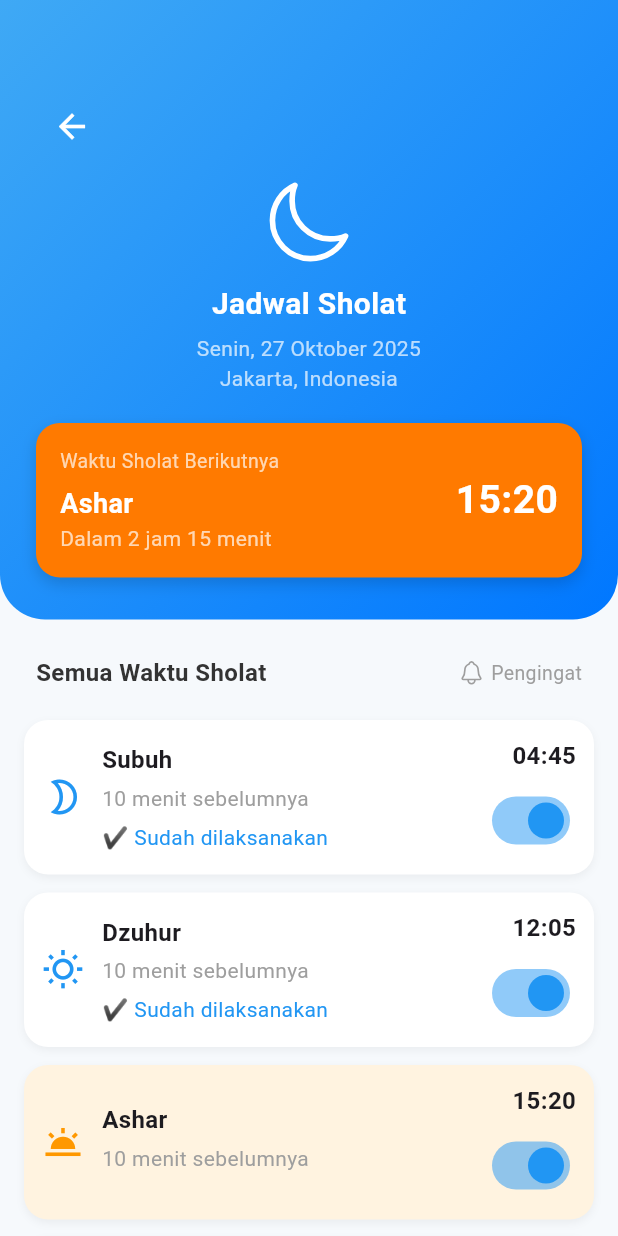
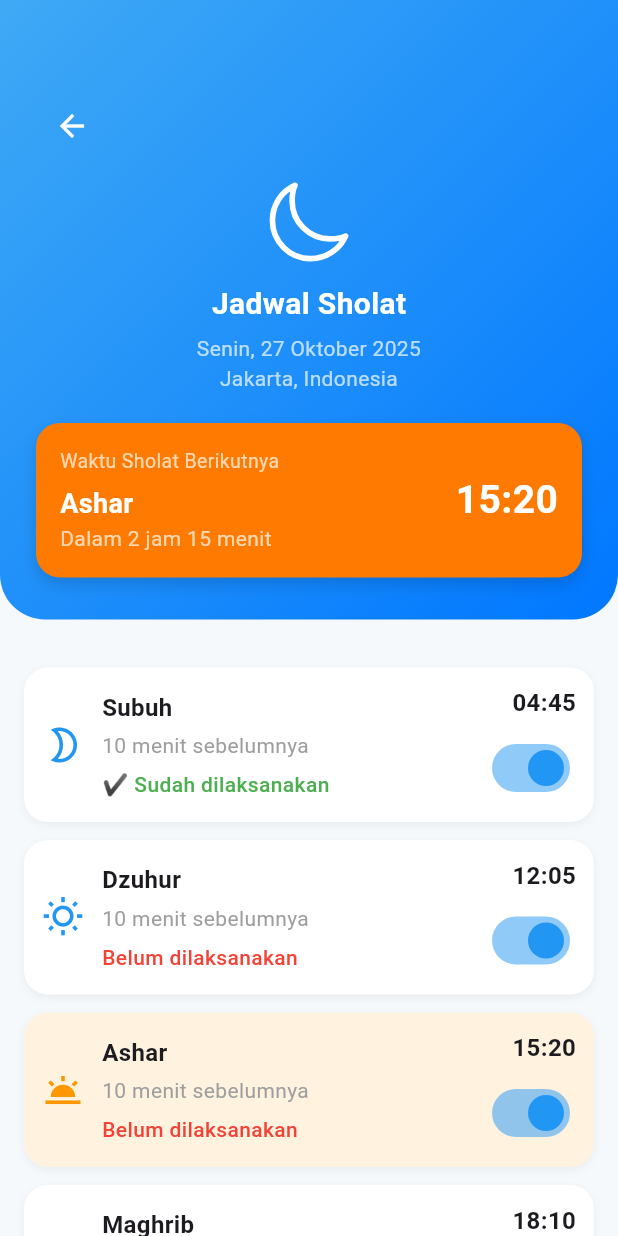
Before and after one commit to HaidarAliFakhri/Hai_Time_APP, a Flutter app: the JadwalPage screen opened directly, on a phone screen of 412 x 824 dp. Run offline on Flutter 3.47's test engine with Material 3 defaults, Android fonts, the phone set to English and light mode, and no system bars; our stand-ins replace geocoding, geolocator, image_picker, ionicons, shared_preferences, sqflite; accounts and stored records are empty.

Commit message:
update jadwal sholat page

```diff
--- a/lib/view/jadwal_page.dart
+++ b/lib/view/jadwal_page.dart
@@ -1,8 +1,100 @@
+import 'dart:async';
+
 import 'package:flutter/material.dart';
+import 'package:intl/intl.dart';
 import 'package:ionicons/ionicons.dart';
 
-class JadwalPage extends StatelessWidget {
+class JadwalPage extends StatefulWidget {
   const JadwalPage({super.key});
+
+  @override
+  State<JadwalPage> createState() => _JadwalPageState();
+}
+
+class _JadwalPageState extends State<JadwalPage> {
+  late Timer _timer;
+
+  // 🔹 Data jadwal sholat manual
+  final List<Map<String, dynamic>> jadwalSholat = [
+    {
+      "nama": "Subuh",
+      "waktu": "04:45",
+      "pengingat": "10 menit sebelumnya",
+      "ikon": Icons.brightness_2_outlined,
+      "aktif": true,
+      "selesai": false,
+    },
+    {
+      "nama": "Dzuhur",
+      "waktu": "12:05",
+      "pengingat": "10 menit sebelumnya",
+      "ikon": Icons.wb_sunny_outlined,
+      "aktif": true,
+      "selesai": false,
+    },
+    {
+      "nama": "Ashar",
+      "waktu": "15:20",
+      "pengingat": "10 menit sebelumnya",
+      "ikon": Icons.wb_twilight,
+      "aktif": true,
+      "selesai": false,
+    },
+    {
+      "nama": "Maghrib",
+      "waktu": "18:10",
+      "pengingat": "10 menit sebelumnya",
+      "ikon": Icons.nightlight_round_outlined,
+      "aktif": true,
+      "selesai": false,
+    },
+    {
+      "nama": "Isya",
+      "waktu": "19:25",
+      "pengingat": "10 menit sebelumnya",
+      "ikon": Icons.nightlight_round,
+      "aktif": true,
+      "selesai": false,
+    },
+  ];
+
+  @override
+  void initState() {
+    super.initState();
+    _updateStatusSholat(); // Jalankan sekali saat awal
+    // 🔁 Update otomatis tiap 1 menit
+    _timer = Timer.periodic(const Duration(minutes: 1), (timer) {
+      _updateStatusSholat();
+    });
+  }
+
+  @override
+  void dispose() {
+    _timer.cancel();
+    super.dispose();
+  }
+
+  // 🔹 Fungsi: Update status otomatis berdasarkan waktu
+  void _updateStatusSholat() {
+    final now = DateTime.now();
+    final format = DateFormat("HH:mm");
+
+    setState(() {
+      for (var data in jadwalSholat) {
+        final DateTime waktuSholat = format.parse(data["waktu"]);
+        final DateTime waktuHariIni = DateTime(
+          now.year,
+          now.month,
+          now.day,
+          waktuSholat.hour,
+          waktuSholat.minute,
+        );
+
+        // Jika waktu sekarang sudah melewati waktu sholat
+        data["selesai"] = now.isAfter(waktuHariIni);
+      }
+    });
+  }
 
   @override
   Widget build(BuildContext context) {
@@ -14,15 +106,10 @@ class JadwalPage extends StatelessWidget {
         child: Column(
           crossAxisAlignment: CrossAxisAlignment.start,
           children: [
-            // HEADER GRADIENT
+            // 🔹 HEADER
             Container(
               width: double.infinity,
-              padding: const EdgeInsets.fromLTRB(
-                24,
-                60,
-                24,
-                28,
-              ), // ✅ beri jarak manual di atas
+              padding: const EdgeInsets.fromLTRB(24, 60, 24, 28),
               decoration: const BoxDecoration(
                 gradient: LinearGradient(
                   colors: [Color(0xFF3FA9F5), Color(0xFF0077FF)],
@@ -36,18 +123,11 @@ class JadwalPage extends StatelessWidget {
               child: Column(
                 crossAxisAlignment: CrossAxisAlignment.center,
                 children: [
-                  // 🔸 Tombol Back (hapus kalau mau tanpa tombol back)
                   Align(
                     alignment: Alignment.topLeft,
                     child: IconButton(
                       icon: const Icon(Icons.arrow_back, color: Colors.white),
                       onPressed: () => Navigator.pop(context),
-                      tooltip: 'Kembali',
-                      iconSize: 26,
-                      splashColor:
-                          Colors.transparent, // 🔹 Hilangkan efek percikan
-                      highlightColor:
-                          Colors.transparent, // 🔹 Hilangkan efek tekanan
                     ),
                   ),
                   const SizedBox(height: 10),
@@ -72,7 +152,6 @@ class JadwalPage extends StatelessWidget {
                     style: TextStyle(color: Colors.white70),
                   ),
                   const SizedBox(height: 20),
-
                   // 🔸 KARTU SHOLAT BERIKUTNYA
                   Container(
                     width: double.infinity,
@@ -130,161 +209,43 @@ class JadwalPage extends StatelessWidget {
                 ],
               ),
             ),
-
             const SizedBox(height: 24),
 
-            // 🔹 JUDUL DAFTAR SHOLAT
-            Padding(
-              padding: const EdgeInsets.symmetric(horizontal: 24),
-              child: Row(
-                mainAxisAlignment: MainAxisAlignment.spaceBetween,
-                children: [
-                  const Text(
-                    "Semua Waktu Sholat",
-                    style: TextStyle(
-                      fontSize: 16,
-                      fontWeight: FontWeight.bold,
-                      color: Color(0xFF333333),
-                    ),
-                  ),
-                  Row(
-                    children: const [
-                      Icon(
-                        Ionicons.notifications_outline,
-                        size: 18,
-                        color: Colors.grey,
-                      ),
-                      SizedBox(width: 4),
-                      Text(
-                        "Pengingat",
-                        style: TextStyle(color: Colors.grey, fontSize: 13),
-                      ),
-                    ],
-                  ),
-                ],
-              ),
-            ),
-
-            const SizedBox(height: 12),
-
-            // 🔸 DAFTAR SHOLAT TANPA OVERFLOW
+            // 🔹 DAFTAR WAKTU SHOLAT
             Padding(
               padding: const EdgeInsets.symmetric(horizontal: 16, vertical: 8),
               child: Column(
-                children: [
-                  _buildPrayerCard(
-                    "Subuh",
-                    "04:45",
-                    "10 menit sebelumnya",
-                    Icons.brightness_2_outlined,
-                    true,
-                    true,
-                  ),
-                  const SizedBox(height: 12),
-                  _buildPrayerCard(
-                    "Dzuhur",
-                    "12:05",
-                    "10 menit sebelumnya",
-                    Icons.wb_sunny_outlined,
-                    true,
-                    true,
-                  ),
-                  const SizedBox(height: 12),
-                  _buildPrayerCard(
-                    "Ashar",
-                    "15:20",
-                    "10 menit sebelumnya",
-                    Icons.wb_twilight,
-                    true,
-                    false,
-                    highlight: true,
-                  ),
-                  const SizedBox(height: 12),
-                  _buildPrayerCard(
-                    "Maghrib",
-                    "18:10",
-                    "10 menit sebelumnya",
-                    Icons.nightlight_round_outlined,
-                    true,
-                    true,
-                  ),
-                  const SizedBox(height: 12),
-                  _buildPrayerCard(
-                    "Isya",
-                    "19:25",
-                    "10 menit sebelumnya",
-                    Icons.nightlight_round,
-                    true,
-                    true,
-                  ),
-                ],
+                children: List.generate(jadwalSholat.length, (index) {
+                  final data = jadwalSholat[index];
+                  return Column(
+                    children: [
+                      _buildPrayerCard(
+                        data["nama"],
+                        data["waktu"],
+                        data["pengingat"],
+                        data["ikon"],
+                        data["aktif"],
+                        data["selesai"],
+                        highlight: index == 2,
+                        onChanged: (val) {
+                          setState(() {
+                            data["aktif"] = val;
+                          });
+                        },
+                      ),
+                      const SizedBox(height: 12),
+                    ],
+                  );
+                }),
               ),
             ),
-
-            const SizedBox(height: 20),
-
-            // 🔹 KARTU ARAH KIBLAT
-            Padding(
-              padding: const EdgeInsets.symmetric(horizontal: 24),
-              child: Container(
-                width: double.infinity,
-                decoration: BoxDecoration(
-                  color: Colors.white,
-                  borderRadius: BorderRadius.circular(16),
-                  boxShadow: [
-                    BoxShadow(
-                      color: Colors.grey.withOpacity(0.15),
-                      blurRadius: 10,
-                      offset: const Offset(0, 4),
-                    ),
-                  ],
-                ),
-                padding: const EdgeInsets.symmetric(
-                  horizontal: 20,
-                  vertical: 16,
-                ),
-                child: Row(
-                  mainAxisAlignment: MainAxisAlignment.spaceBetween,
-                  children: const [
-                    Icon(Icons.navigation, color: Color(0xFF0077FF), size: 28),
-                    Column(
-                      crossAxisAlignment: CrossAxisAlignment.start,
-                      children: [
-                        Text(
-                          "Arah Kiblat",
-                          style: TextStyle(
-                            fontWeight: FontWeight.bold,
-                            color: Color(0xFF333333),
-                          ),
-                        ),
-                        SizedBox(height: 4),
-                        Text(
-                          "Jakarta → Mekkah   Barat Laut",
-                          style: TextStyle(fontSize: 13, color: Colors.grey),
-                        ),
-                      ],
-                    ),
-                    Text(
-                      "294°",
-                      style: TextStyle(
-                        color: Color(0xFF0077FF),
-                        fontWeight: FontWeight.bold,
-                        fontSize: 18,
-                      ),
-                    ),
-                  ],
-                ),
-              ),
-            ),
-
-            const SizedBox(height: 30),
           ],
         ),
       ),
     );
   }
 
-  // 🕌 WIDGET KARTU SHOLAT
+  // 🕌 Kartu Sholat
   Widget _buildPrayerCard(
     String title,
     String time,
@@ -293,6 +254,7 @@ class JadwalPage extends StatelessWidget {
     bool isOn,
     bool done, {
     bool highlight = false,
+    required Function(bool) onChanged,
   }) {
     return Container(
       padding: const EdgeInsets.all(12),
@@ -326,11 +288,13 @@ class JadwalPage extends StatelessWidget {
                 const SizedBox(height: 4),
                 Text(subtitle, style: const TextStyle(color: Colors.grey)),
                 const SizedBox(height: 6),
-                if (done)
-                  const Text(
-                    "✔ Sudah dilaksanakan",
-                    style: TextStyle(color: Colors.blue),
+                Text(
+                  done ? "✔ Sudah dilaksanakan" : "Belum dilaksanakan",
+                  style: TextStyle(
+                    color: done ? Colors.green : Colors.red,
+                    fontWeight: FontWeight.w500,
                   ),
+                ),
               ],
             ),
           ),
@@ -347,7 +311,7 @@ class JadwalPage extends StatelessWidget {
               const SizedBox(height: 8),
               Switch(
                 value: isOn,
-                onChanged: (val) {},
+                onChanged: onChanged,
                 activeThumbColor: Colors.blue,
               ),
             ],
--- a/pubspec.yaml
+++ b/pubspec.yaml
@@ -36,6 +36,7 @@ dependencies:
   geolocator: ^14.0.2
   google_fonts: ^6.3.2
   google_maps_flutter: ^2.13.1
+  http: ^1.5.0
   image_picker: ^1.2.0
   intl: ^0.20.2
   ionicons: ^0.2.2
```
Also changed, not shown: 1 other file.
